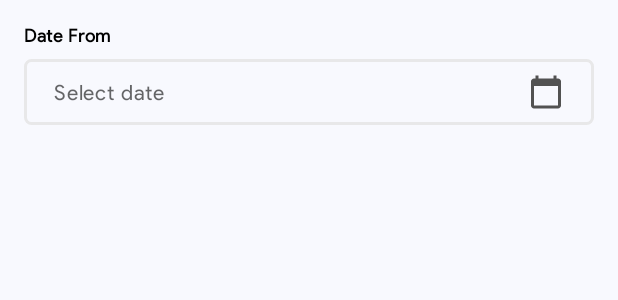
After one commit to pravinkakde003/SMART, an Android app: the layout fragment_balance_sheet.xml on its own in the app's theme, with its tools: preview values and no code run, on a phone screen of 412 x 824 dp. The commit adds this screen. Shown: the top 300 px of the screen. Run offline under Robolectric (Android 15) with nearby library versions, the phone set to English and light mode, and no system bars; network calls fail.

Commit message:
Working on Financials layout

```diff
--- a/app/src/main/java/com/user/smart/views/adapters/LotteryViewPagerAdapter.kt
+++ b/app/src/main/java/com/user/smart/views/adapters/TabViewPagerAdapter.kt
@@ -5,7 +5,7 @@ import androidx.fragment.app.FragmentManager
 import androidx.lifecycle.Lifecycle
 import androidx.viewpager2.adapter.FragmentStateAdapter
 
-class LotteryViewPagerAdapter(
+class TabViewPagerAdapter(
     private val listFragment: ArrayList<Fragment>,
     supportFragmentManager: FragmentManager,
     lifecycle: Lifecycle
--- a/app/src/main/java/com/user/smart/views/fragments/LotteryFragment.kt
+++ b/app/src/main/java/com/user/smart/views/fragments/LotteryFragment.kt
@@ -10,7 +10,7 @@ import com.google.android.material.tabs.TabLayoutMediator
 import com.user.smart.R
 import com.user.smart.databinding.FragmentLotteryBinding
 import com.user.smart.utils.PreferenceManager
-import com.user.smart.views.adapters.LotteryViewPagerAdapter
+import com.user.smart.views.adapters.TabViewPagerAdapter
 import dagger.hilt.android.AndroidEntryPoint
 import javax.inject.Inject
 
@@ -42,7 +42,7 @@ class LotteryFragment : Fragment() {
         val lotteryTabTitleList = resources.getStringArray(R.array.lottery_tab_title_array)
         var fragmentList: ArrayList<Fragment> =
             arrayListOf(LotteryConfirmFragment(), LotteryActiveFragment(), LotterySalesFragment())
-        val adapter = LotteryViewPagerAdapter(fragmentList, childFragmentManager, lifecycle)
+        val adapter = TabViewPagerAdapter(fragmentList, childFragmentManager, lifecycle)
         binding.viewPager2.adapter = adapter
         TabLayoutMediator(binding.tabLayout, binding.viewPager2) { tab, position ->
             tab.text = lotteryTabTitleList[position]
--- a/app/src/main/res/drawable/tab_color_selector.xml
+++ b/app/src/main/res/drawable/tab_color_selector.xml
@@ -1,6 +1,6 @@
 <?xml version="1.0" encoding="utf-8"?>
 <selector xmlns:android="http://schemas.android.com/apk/res/android">
-    <item android:drawable="@color/primary_color"
+    <item android:drawable="@color/transparent"
         android:state_selected="true" />
     <item android:drawable="@color/app_background_blue" />
 </selector>
--- a/app/src/main/res/layout/date_range_view_layout.xml
+++ b/app/src/main/res/layout/date_range_view_layout.xml
@@ -4,7 +4,6 @@
     android:id="@+id/dateSelectorView"
     android:layout_width="match_parent"
     android:layout_height="wrap_content"
-    android:padding="12dp"
     app:layout_constraintEnd_toEndOf="parent"
     app:layout_constraintStart_toStartOf="parent"
     app:layout_constraintTop_toTopOf="parent">
--- a/app/src/main/res/layout/fragment_account.xml
+++ b/app/src/main/res/layout/fragment_account.xml
@@ -30,6 +30,7 @@
         android:id="@+id/dateSelectorView2"
         android:layout_width="match_parent"
         android:layout_height="0dp"
+        android:padding="16dp"
         app:layout_constraintEnd_toEndOf="parent"
         app:layout_constraintStart_toStartOf="parent"
         app:layout_constraintTop_toBottomOf="@id/txtStoreName" />
@@ -39,7 +40,7 @@
         style="@style/AppSmallTextStyle"
         android:layout_width="wrap_content"
         android:layout_height="wrap_content"
-        android:layout_marginStart="12dp"
+        android:layout_marginStart="16dp"
         android:text="@string/transactions"
         android:textColor="@color/black"
         android:textSize="12sp"
--- /dev/null
+++ b/app/src/main/res/layout/fragment_balance_sheet.xml
@@ -0,0 +1,58 @@
+<?xml version="1.0" encoding="utf-8"?>
+<androidx.constraintlayout.widget.ConstraintLayout xmlns:android="http://schemas.android.com/apk/res/android"
+    xmlns:app="http://schemas.android.com/apk/res-auto"
+    android:layout_width="match_parent"
+    android:layout_height="match_parent"
+    android:background="@color/app_background_blue"
+    android:padding="16dp">
+
+    <com.google.android.material.textview.MaterialTextView
+        android:id="@+id/textFrom"
+        style="@style/AppSmallTextStyle"
+        android:layout_width="wrap_content"
+        android:layout_height="wrap_content"
+        android:text="@string/date_from"
+        android:textColor="@color/black"
+        android:textSize="12sp"
+        android:textStyle="bold"
+        app:layout_constraintBottom_toTopOf="@id/dateCalenderView"
+        app:layout_constraintStart_toStartOf="parent"
+        app:layout_constraintTop_toTopOf="parent" />
+
+    <androidx.constraintlayout.widget.ConstraintLayout
+        android:id="@+id/dateCalenderView"
+        android:layout_width="0dp"
+        android:layout_height="wrap_content"
+        android:layout_marginTop="8dp"
+        android:background="@drawable/square_border"
+        android:clickable="true"
+        android:focusable="true"
+        android:foreground="?attr/selectableItemBackground"
+        app:layout_constraintEnd_toEndOf="parent"
+        app:layout_constraintStart_toStartOf="parent"
+        app:layout_constraintTop_toBottomOf="@id/textFrom">
+
+        <com.google.android.material.textview.MaterialTextView
+            android:id="@+id/startDateTextView"
+            style="@style/AppSmallTextStyle"
+            android:layout_width="wrap_content"
+            android:layout_height="wrap_content"
+            android:hint="@string/select_date"
+            android:textColor="@color/grey_variant5"
+            app:layout_constraintBottom_toBottomOf="parent"
+            app:layout_constraintStart_toStartOf="parent"
+            app:layout_constraintTop_toTopOf="parent" />
+
+        <com.google.android.material.imageview.ShapeableImageView
+            android:layout_width="24dp"
+            android:layout_height="24dp"
+            android:src="@drawable/ic_baseline_calendar_today_24"
+            android:tint="@color/grey_variant5"
+            app:layout_constraintBottom_toBottomOf="parent"
+            app:layout_constraintEnd_toEndOf="parent"
+            app:layout_constraintTop_toTopOf="parent" />
+
+    </androidx.constraintlayout.widget.ConstraintLayout>
+
+
+</androidx.constraintlayout.widget.ConstraintLayout>
--- a/app/src/main/res/layout/fragment_pos_closing_sales.xml
+++ b/app/src/main/res/layout/fragment_pos_closing_sales.xml
@@ -30,6 +30,7 @@
         android:id="@+id/dateSelectorView2"
         android:layout_width="match_parent"
         android:layout_height="0dp"
+        android:padding="16dp"
         app:layout_constraintEnd_toEndOf="parent"
         app:layout_constraintStart_toStartOf="parent"
         app:layout_constraintTop_toBottomOf="@id/txtStoreName" />
@@ -39,7 +40,7 @@
         style="@style/AppSmallTextStyle"
         android:layout_width="wrap_content"
         android:layout_height="wrap_content"
-        android:layout_marginStart="12dp"
+        android:layout_marginStart="16dp"
         android:text="@string/transactions"
         android:textColor="@color/black"
         android:textSize="12sp"
--- a/app/src/main/res/layout/fragment_transaction.xml
+++ b/app/src/main/res/layout/fragment_transaction.xml
@@ -30,6 +30,7 @@
         android:id="@+id/dateSelectorView2"
         android:layout_width="match_parent"
         android:layout_height="0dp"
+        android:padding="16dp"
         app:layout_constraintEnd_toEndOf="parent"
         app:layout_constraintStart_toStartOf="parent"
         app:layout_constraintTop_toBottomOf="@id/txtStoreName" />
```
Also changed, not shown: app/src/main/java/com/user/smart/views/fragments/BalanceSheetFragment.kt (added, +61 -0 lines), app/src/main/java/com/user/smart/views/fragments/FinancialFragment.kt (+25 -0 lines), app/src/main/java/com/user/smart/views/fragments/InventoryFragment.kt (+14 -2 lines), app/src/main/java/com/user/smart/views/fragments/ProfitLossFragment.kt (added, +28 -0 lines), app/src/main/res/layout/fragment_day_sales_recon.xml (+6 -6 lines), app/src/main/res/layout/fragment_financials.xml (+41 -6 lines), app/src/main/res/layout/fragment_inventory.xml (+15 -1 lines), app/src/main/res/layout/fragment_profit_loss.xml (added, +16 -0 lines), app/src/main/res/values/strings.xml (+8 -0 lines).
